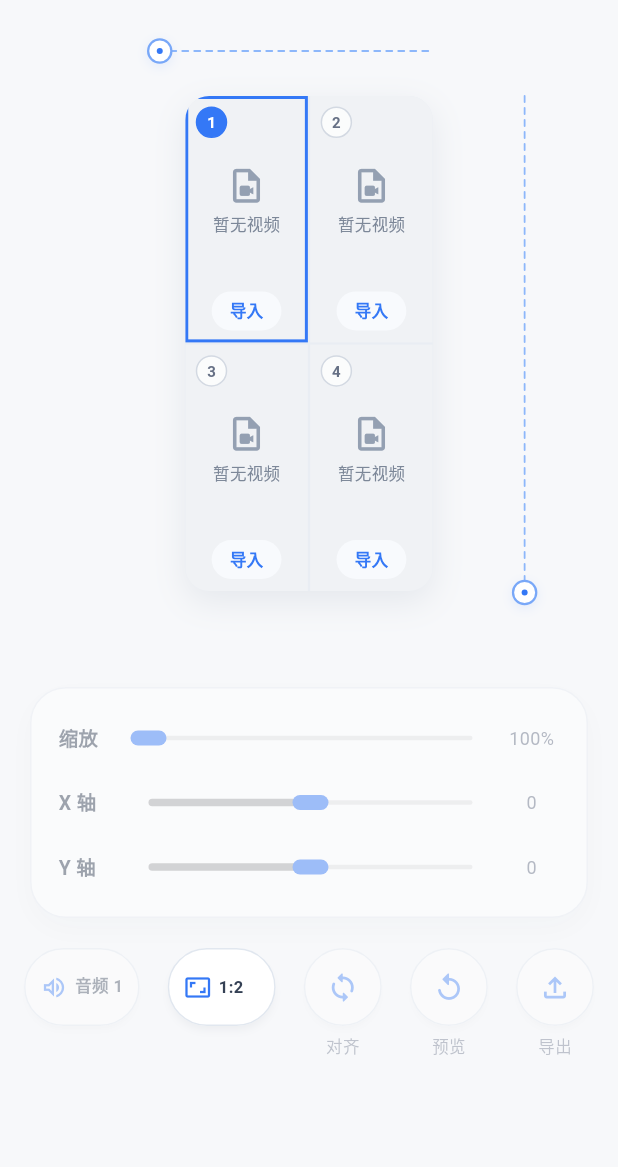
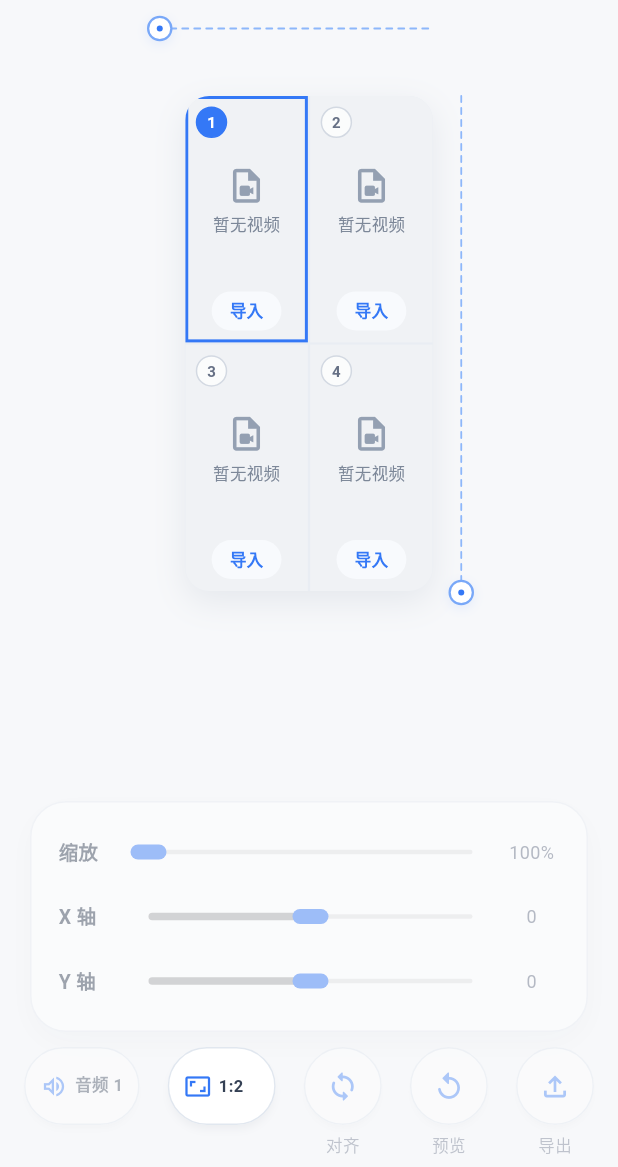
Before and after one commit to prplegryn/4GCut, a Flutter app: the screen it shows after launch, on a phone screen of 412 x 824 dp, the part 69-1236 px from its top. Run offline on Flutter 3.47's test engine with Material 3 defaults, Android fonts, the phone set to English and light mode, and no system bars; our stand-ins replace file_picker, video_player; missing offline and left inert: ffmpeg_kit_flutter_new_min_gpl.

Commit message:
Fix fixed preview canvas and playback controls

```diff
--- a/lib/main.dart
+++ b/lib/main.dart
@@ -132,12 +132,10 @@ class _EditorPageState extends State<EditorPage> {
               ),
             ),
             Expanded(
-              child: SingleChildScrollView(
-                physics: const BouncingScrollPhysics(),
-                padding: const EdgeInsets.only(bottom: 12),
               child: Column(
                 children: [
-                    GuidePreview(
+                  Expanded(
+                    child: GuidePreview(
                       slots: _slots,
                       selectedIndex: _selectedIndex,
                       aspectRatio: aspect.ratio,
@@ -151,11 +149,12 @@ class _EditorPageState extends State<EditorPage> {
                       },
                       onImport: _importVideo,
                     ),
+                  ),
                   SizedBox(
                     height: 28,
                     child: Center(child: _buildStatus()),
                   ),
-                    const SizedBox(height: 8),
+                  const SizedBox(height: 4),
                   AdjustmentCard(
                     zoom: selected.zoom,
                     offsetX: selected.offsetX,
@@ -168,7 +167,10 @@ class _EditorPageState extends State<EditorPage> {
                     onInteractionStart: () => setState(() => _sliderDragging = true),
                     onInteractionEnd: () => setState(() => _sliderDragging = false),
                   ),
-                    const SizedBox(height: 20),
+                  const SizedBox(height: 10),
+                ],
+              ),
+            ),
             ActionControls(
               audioLabel: '音频 ${_audioIndex + 1}',
               ratioLabel: aspect.label,
@@ -187,10 +189,6 @@ class _EditorPageState extends State<EditorPage> {
               onExport: () => _startExport(aspect),
             ),
             const SizedBox(height: 6),
-                  ],
-                ),
-              ),
-            ),
           ],
         ),
       ),
@@ -328,16 +326,6 @@ class _EditorPageState extends State<EditorPage> {
         final elapsed = referencePosition.inMilliseconds / 1000 - alignment.trimStartFor(0);
         if (elapsed >= alignment.duration) {
           _stopPlayback();
-          return;
-        }
-        if (elapsed < 0) return;
-        for (var index = 1; index < _slots.length; index++) {
-          final controller = _slots[index].controller!;
-          final targetMilliseconds =
-              ((alignment.trimStartFor(index) + elapsed) * 1000).round();
-          if ((controller.value.position.inMilliseconds - targetMilliseconds).abs() > 150) {
-            unawaited(controller.seekTo(Duration(milliseconds: targetMilliseconds)));
-          }
         }
       });
     } catch (_) {
--- a/lib/services/export_service.dart
+++ b/lib/services/export_service.dart
@@ -87,8 +87,8 @@ class ExportService {
         "scale=w='if(gt(a,$cellAspect),-2,$cellWidth*$zoom)':"
         "h='if(gt(a,$cellAspect),$cellHeight*$zoom,-2)',"
         "crop=$cellWidth:$cellHeight:"
-        "x='max(0,min(iw-$cellWidth,(iw-$cellWidth)/2-$x*$cellWidth/2))':"
-        "y='max(0,min(ih-$cellHeight,(ih-$cellHeight)/2-$y*$cellHeight/2))',"
+        "x='max(0,min(iw-$cellWidth,(iw-$cellWidth)/2*(1-$x)))':"
+        "y='max(0,min(ih-$cellHeight,(ih-$cellHeight)/2*(1-$y)))',"
         'setsar=1[v$index]',
       );
     }
--- a/lib/widgets/guide_preview.dart
+++ b/lib/widgets/guide_preview.dart
@@ -1,3 +1,5 @@
+import 'dart:math' as math;
+
 import 'package:flutter/material.dart';
 import 'package:video_player/video_player.dart';
 
@@ -26,8 +28,8 @@ class GuidePreview extends StatefulWidget {
 }
 
 class _GuidePreviewState extends State<GuidePreview> {
-  double _horizontalGuide = 0.5;
-  double _verticalGuide = 0.5;
+  double _horizontalGuide = 0;
+  double _verticalGuide = 1;
 
   @override
   Widget build(BuildContext context) {
@@ -35,7 +37,9 @@ class _GuidePreviewState extends State<GuidePreview> {
       builder: (context, constraints) {
         final areaWidth = constraints.maxWidth;
         final maximumPreviewWidth = areaWidth - 92;
-        const maximumPreviewHeight = 330.0;
+        final maximumPreviewHeight = constraints.hasBoundedHeight
+            ? math.max(150.0, math.min(330.0, constraints.maxHeight - 70))
+            : 330.0;
         late final double previewWidth;
         late final double previewHeight;
         if (widget.aspectRatio > maximumPreviewWidth / maximumPreviewHeight) {
@@ -46,14 +50,19 @@ class _GuidePreviewState extends State<GuidePreview> {
           previewWidth = previewHeight * widget.aspectRatio;
         }
 
-        const previewTop = 58.0;
+        final previewTop = math.min(58.0, math.max(32.0, maximumPreviewHeight * 0.18));
         final previewLeft = (areaWidth - previewWidth) / 2;
         final previewRight = previewLeft + previewWidth;
         final previewBottom = previewTop + previewHeight;
-        final areaHeight = previewBottom + 28;
-        final horizontalY = 12 + _horizontalGuide * 30;
-        final verticalMinimum = previewRight + 15;
-        final verticalMaximum = areaWidth - 18;
+        final areaHeight = constraints.hasBoundedHeight
+            ? constraints.maxHeight
+            : previewBottom + 28;
+        const horizontalMinimum = 12.0;
+        final horizontalMaximum = math.max(horizontalMinimum + 1, previewBottom - 10);
+        final horizontalY = horizontalMinimum +
+            _horizontalGuide * (horizontalMaximum - horizontalMinimum);
+        final verticalMinimum = previewLeft + 10;
+        final verticalMaximum = math.max(verticalMinimum + 1, previewRight + 18);
         final verticalRange =
             (verticalMaximum - verticalMinimum).clamp(0.0, double.infinity).toDouble();
         final verticalX = verticalMinimum + _verticalGuide * verticalRange;
@@ -65,61 +74,6 @@ class _GuidePreviewState extends State<GuidePreview> {
           child: Stack(
             clipBehavior: Clip.none,
             children: [
-              Positioned(
-                left: horizontalStart,
-                top: horizontalY,
-                width: (previewRight - horizontalStart).clamp(1.0, areaWidth).toDouble(),
-                height: 2,
-                child: const CustomPaint(painter: _DottedLinePainter()),
-              ),
-              Positioned(
-                left: horizontalStart - 21,
-                top: horizontalY - 21,
-                width: 44,
-                height: 44,
-                child: GestureDetector(
-                  behavior: HitTestBehavior.translucent,
-                  onVerticalDragUpdate: widget.enabled
-                      ? (details) {
-                          setState(() {
-                            _horizontalGuide = (_horizontalGuide + details.delta.dy / 30)
-                                .clamp(0.0, 1.0)
-                                .toDouble();
-                          });
-                        }
-                      : null,
-                  child: const Center(child: _GuideHandle()),
-                ),
-              ),
-              Positioned(
-                left: verticalX,
-                top: previewTop,
-                width: 2,
-                height: previewHeight,
-                child: const CustomPaint(painter: _DottedLinePainter(vertical: true)),
-              ),
-              Positioned(
-                left: verticalX - 21,
-                top: previewBottom - 21,
-                width: 44,
-                height: 44,
-                child: GestureDetector(
-                  behavior: HitTestBehavior.translucent,
-                  onHorizontalDragUpdate: widget.enabled
-                      ? (details) {
-                          final range = (verticalMaximum - verticalMinimum)
-                              .clamp(1.0, double.infinity)
-                              .toDouble();
-                          setState(() {
-                            _verticalGuide = (_verticalGuide + details.delta.dx / range)
-                                .clamp(0.0, 1.0)
-                                .toDouble();
-                          });
-                        }
-                      : null,
-                  child: const Center(child: _GuideHandle()),
-                ),
-              ),
               AnimatedPositioned(
                 duration: const Duration(milliseconds: 260),
                 curve: Curves.easeInOutCubic,
@@ -165,6 +119,67 @@ class _GuidePreviewState extends State<GuidePreview> {
                       ],
                     ),
                   ),
+                ),
+              ),
+              Positioned(
+                left: horizontalStart,
+                top: horizontalY,
+                width: (previewRight - horizontalStart).clamp(1.0, areaWidth).toDouble(),
+                height: 2,
+                child: const IgnorePointer(
+                  child: CustomPaint(painter: _DottedLinePainter()),
+                ),
+              ),
+              Positioned(
+                left: horizontalStart - 21,
+                top: horizontalY - 21,
+                width: 44,
+                height: 44,
+                child: GestureDetector(
+                  behavior: HitTestBehavior.translucent,
+                  onVerticalDragUpdate: widget.enabled
+                      ? (details) {
+                          setState(() {
+                            _horizontalGuide = (_horizontalGuide +
+                                    details.delta.dy /
+                                        (horizontalMaximum - horizontalMinimum))
+                                .clamp(0.0, 1.0)
+                                .toDouble();
+                          });
+                        }
+                      : null,
+                  child: const Center(child: _GuideHandle()),
+                ),
+              ),
+              Positioned(
+                left: verticalX,
+                top: previewTop,
+                width: 2,
+                height: previewHeight,
+                child: const IgnorePointer(
+                  child: CustomPaint(painter: _DottedLinePainter(vertical: true)),
+                ),
+              ),
+              Positioned(
+                left: verticalX - 21,
+                top: previewBottom - 21,
+                width: 44,
+                height: 44,
+                child: GestureDetector(
+                  behavior: HitTestBehavior.translucent,
+                  onHorizontalDragUpdate: widget.enabled
+                      ? (details) {
+                          final range = (verticalMaximum - verticalMinimum)
+                              .clamp(1.0, double.infinity)
+                              .toDouble();
+                          setState(() {
+                            _verticalGuide = (_verticalGuide + details.delta.dx / range)
+                                .clamp(0.0, 1.0)
+                                .toDouble();
+                          });
+                        }
+                      : null,
+                  child: const Center(child: _GuideHandle()),
                 ),
               ),
             ],
@@ -281,24 +296,32 @@ class _VideoSurface extends StatelessWidget {
     final size = controller.value.size;
     return LayoutBuilder(
       builder: (context, constraints) {
+        final sourceAspect = size.width / size.height;
+        final cellAspect = constraints.maxWidth / constraints.maxHeight;
+        final baseWidth = sourceAspect > cellAspect
+            ? constraints.maxHeight * sourceAspect
+            : constraints.maxWidth;
+        final baseHeight = sourceAspect > cellAspect
+            ? constraints.maxHeight
+            : constraints.maxWidth / sourceAspect;
+        final displayWidth = baseWidth * slot.zoom / 100;
+        final displayHeight = baseHeight * slot.zoom / 100;
+        final availablePanX = math.max(0.0, (displayWidth - constraints.maxWidth) / 2);
+        final availablePanY = math.max(0.0, (displayHeight - constraints.maxHeight) / 2);
         return ClipRect(
-          child: Transform.translate(
-            offset: Offset(
-              slot.offsetX / 100 * constraints.maxWidth * 0.5,
-              slot.offsetY / 100 * constraints.maxHeight * 0.5,
-            ),
-            child: Transform.scale(
-              scale: slot.zoom / 100,
-              child: SizedBox.expand(
-                child: FittedBox(
-                  fit: BoxFit.cover,
-                  clipBehavior: Clip.hardEdge,
-                  child: SizedBox(
-                    width: size.width,
-                    height: size.height,
-                    child: VideoPlayer(controller),
-                  ),
-                ),
+          child: OverflowBox(
+            alignment: Alignment.center,
+            maxWidth: double.infinity,
+            maxHeight: double.infinity,
+            child: Transform.translate(
+              offset: Offset(
+                slot.offsetX / 100 * availablePanX,
+                slot.offsetY / 100 * availablePanY,
+              ),
+              child: SizedBox(
+                width: displayWidth,
+                height: displayHeight,
+                child: VideoPlayer(controller),
               ),
             ),
           ),
```
Lines whose indentation alone changed are shown as unchanged.
